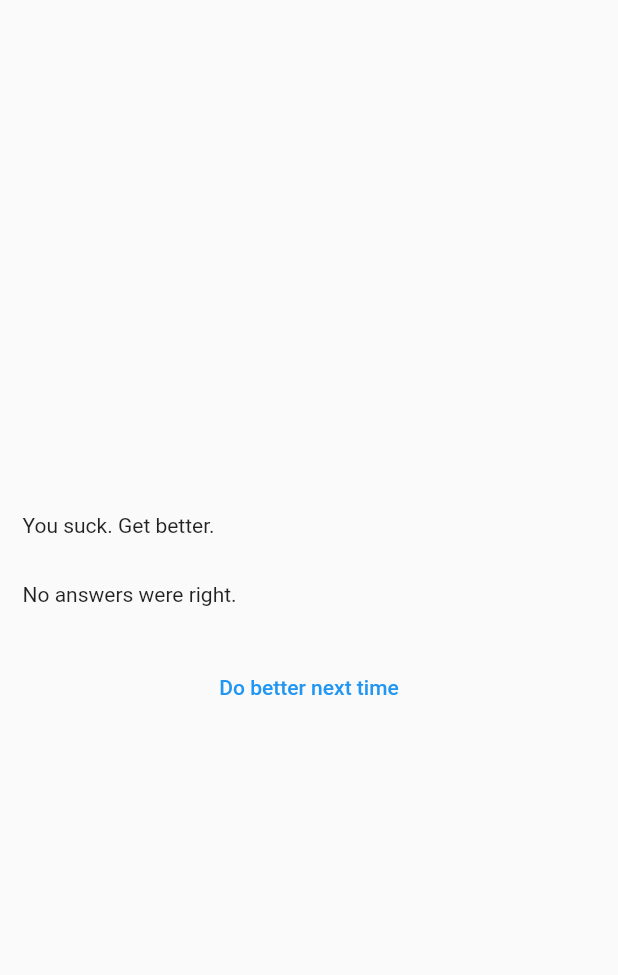
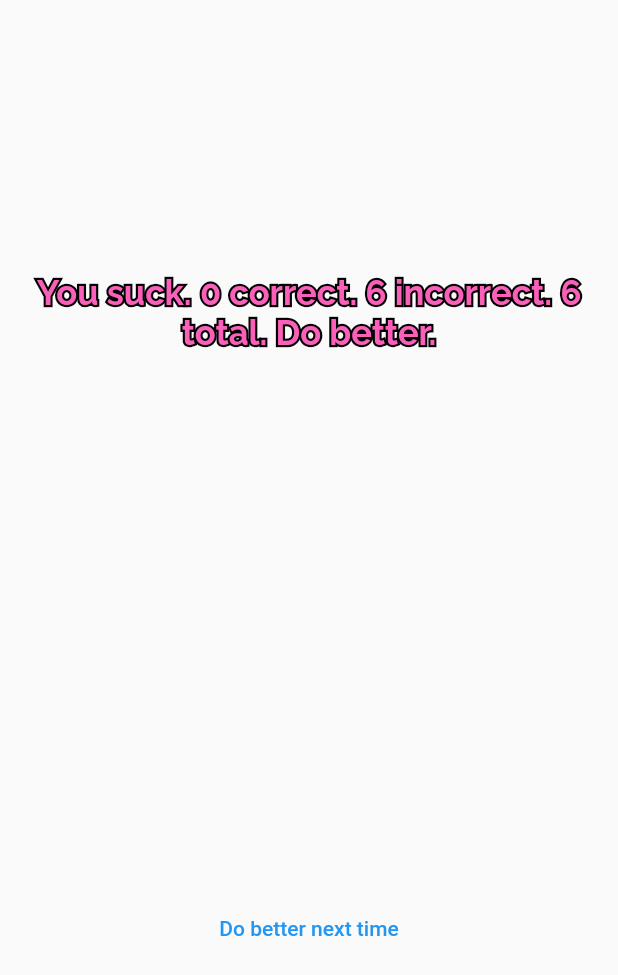
Before and after one commit to NeverHappyStudios/applicantOasis, a Flutter app: the ResultsScreen widget shown alone on an empty page, opened directly with empty values, on a phone screen of 412 x 824 dp. Shown: the top 975 px of the screen. Run offline on Flutter 3.47's test engine with Material 2 defaults, Android fonts, the phone set to English and light mode, and no system bars; our stand-ins replace google_fonts.

Commit message:
Course final. Adding styilng and functionality to results screen. Already fixed styilng for Summart Text on top.

```diff
--- a/lib/questions_summary.dart
+++ b/lib/questions_summary.dart
@@ -7,24 +7,32 @@ class QuestionsSummary extends StatelessWidget {
 
   @override
   Widget build(BuildContext context) {
-    return Column(
+    return SizedBox(
+      width: double.infinity,
+      height: 300,
+      child: SingleChildScrollView(
+        child: Column(
           children: summaryData.map((data) {
             return Row(
               children: [
                 Text(((data['question_index'] as int) + 1).toString()),
-            Column(
+                Expanded(
+                  child: Column(
                     children: [
                       Text(data['question'] as String),
-                SizedBox(
+                      const SizedBox(
                         height: 5,
                       ),
                       Text(data['user_answer'] as String),
                       Text(data['correct_answer'] as String),
                     ],
+                  ),
                 )
               ],
             );
           }).toList(),
+        ),
+      ),
     );
   }
 }
--- a/lib/quiz.dart
+++ b/lib/quiz.dart
@@ -29,7 +29,6 @@ class _QuizState extends State<Quiz> {
 
     if (selectedAnswers.length == questions.length) {
       setState(() {
-        selectedAnswers = [];
         activeScreen = 'results-screen';
       });
     }
--- a/lib/results_screen.dart
+++ b/lib/results_screen.dart
@@ -1,6 +1,8 @@
 import 'package:flutter/material.dart';
+import 'package:google_fonts/google_fonts.dart';
 
 import './data/questions.dart';
+import './questions_summary.dart';
 
 class ResultsScreen extends StatelessWidget {
   const ResultsScreen({
@@ -28,6 +30,15 @@ class ResultsScreen extends StatelessWidget {
 
   @override
   Widget build(BuildContext context) {
+    final summaryData = getSummaryData();
+    final numTotalQuestions = questions.length;
+    final numCorrectQuestions = summaryData.where(
+      (data) {
+        return data['user_answer'] == data['correct_answer'];
+      },
+    ).length;
+    final numWrong = numTotalQuestions - numCorrectQuestions;
+
     return SizedBox(
       width: double.infinity,
       child: Container(
@@ -36,11 +47,35 @@ class ResultsScreen extends StatelessWidget {
           mainAxisAlignment: MainAxisAlignment.center,
           crossAxisAlignment: CrossAxisAlignment.stretch,
           children: [
-            const Text('You suck. Get better.'),
+            Stack(
+              children: <Widget>[
+                Text(
+                  'You suck. $numCorrectQuestions correct. $numWrong incorrect. $numTotalQuestions total. Do better.',
+                  style: GoogleFonts.raleway(
+                    fontSize: 23,
+                    fontWeight: FontWeight.bold,
+                    foreground: Paint()
+                      ..style = PaintingStyle.stroke
+                      ..strokeWidth = 3
+                      ..color = Colors.black,
+                  ),
+                  textAlign: TextAlign.center,
+                ),
+                Text(
+                  'You suck. $numCorrectQuestions correct. $numWrong incorrect. $numTotalQuestions total. Do better.',
+                  style: GoogleFonts.raleway(
+                    fontSize: 23,
+                    fontWeight: FontWeight.bold,
+                    color: const Color.fromARGB(255, 250, 96, 186),
+                  ),
+                  textAlign: TextAlign.center,
+                ),
+              ],
+            ),
             const SizedBox(
               height: 30,
             ),
-            const Text('No answers were right.'),
+            QuestionsSummary(summaryData),
             const SizedBox(
               height: 30,
             ),
```
Lines whose indentation alone changed are shown as unchanged.
